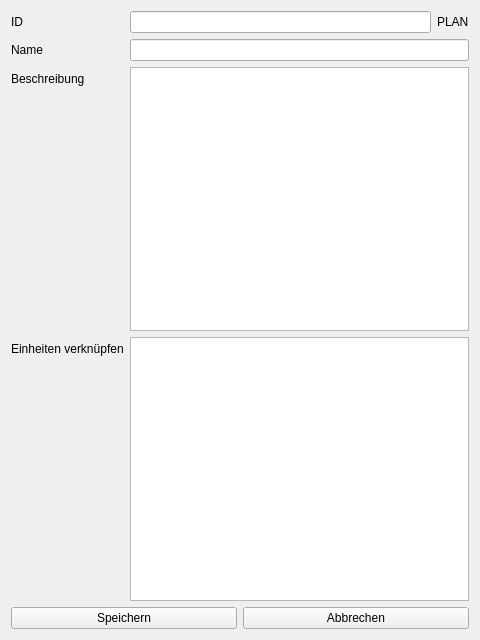
Old version of the form app/view/plan_widget.ui in the repository UltimateCuB3R/DLMCSPSE01_D.
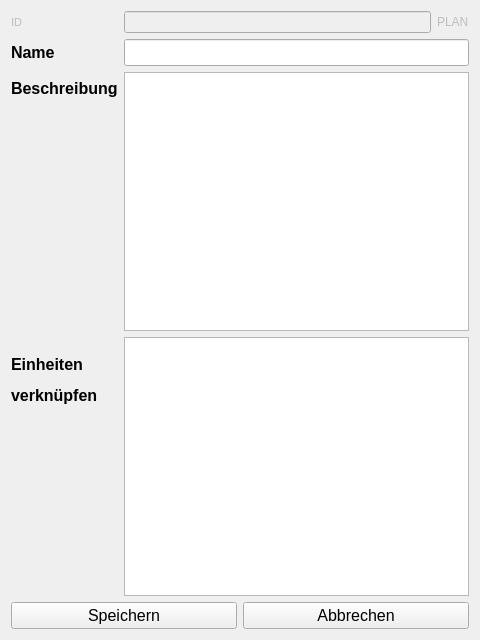
New version of the form.

```diff
--- a/app/view/plan_widget.ui
+++ b/app/view/plan_widget.ui
@@ -18,6 +18,16 @@
     <layout class="QFormLayout" name="formLayout">
      <item row="0" column="0">
       <widget class="QLabel" name="label_id">
+       <property name="enabled">
+        <bool>false</bool>
+       </property>
+       <property name="font">
+        <font>
+         <pointsize>8</pointsize>
+         <weight>50</weight>
+         <bold>false</bold>
+        </font>
+       </property>
        <property name="text">
         <string>ID</string>
        </property>
@@ -27,6 +37,9 @@
       <layout class="QHBoxLayout" name="horizontalLayout_2">
        <item>
         <widget class="QLineEdit" name="lineEdit_id">
+         <property name="enabled">
+          <bool>false</bool>
+         </property>
          <property name="readOnly">
           <bool>true</bool>
          </property>
@@ -34,6 +47,9 @@
        </item>
        <item>
         <widget class="QLabel" name="label_table_name">
+         <property name="enabled">
+          <bool>false</bool>
+         </property>
          <property name="text">
           <string>PLAN</string>
          </property>
@@ -43,6 +59,13 @@
      </item>
      <item row="1" column="0">
       <widget class="QLabel" name="label_name">
+       <property name="font">
+        <font>
+         <pointsize>12</pointsize>
+         <weight>75</weight>
+         <bold>true</bold>
+        </font>
+       </property>
        <property name="text">
         <string>Name</string>
        </property>
@@ -50,6 +73,11 @@
      </item>
      <item row="1" column="1">
       <widget class="QLineEdit" name="lineEdit_name">
+       <property name="font">
+        <font>
+         <pointsize>12</pointsize>
+        </font>
+       </property>
        <property name="text">
         <string extracomment="Name der Übung"/>
        </property>
@@ -57,16 +85,34 @@
      </item>
      <item row="2" column="0">
       <widget class="QLabel" name="label_description">
+       <property name="font">
+        <font>
+         <pointsize>12</pointsize>
+         <weight>75</weight>
+         <bold>true</bold>
+        </font>
+       </property>
        <property name="text">
         <string>Beschreibung</string>
        </property>
       </widget>
      </item>
      <item row="2" column="1">
-      <widget class="QTextEdit" name="textEdit_description"/>
+      <widget class="QTextEdit" name="textEdit_description">
+       <property name="font">
+        <font>
+         <pointsize>12</pointsize>
+        </font>
+       </property>
+      </widget>
      </item>
      <item row="3" column="1">
       <widget class="QTableWidget" name="table_unit">
+       <property name="font">
+        <font>
+         <pointsize>12</pointsize>
+        </font>
+       </property>
        <property name="editTriggers">
         <set>QAbstractItemView::NoEditTriggers</set>
        </property>
@@ -86,8 +132,15 @@
      </item>
      <item row="3" column="0">
       <widget class="QLabel" name="label_link_unit">
+       <property name="font">
+        <font>
+         <pointsize>12</pointsize>
+         <weight>75</weight>
+         <bold>true</bold>
+        </font>
+       </property>
        <property name="text">
-        <string>Einheiten verknüpfen</string>
+        <string>&lt;html&gt;&lt;head/&gt;&lt;body&gt;&lt;p&gt;Einheiten&lt;/p&gt;&lt;p&gt;verknüpfen&lt;/p&gt;&lt;/body&gt;&lt;/html&gt;</string>
        </property>
       </widget>
      </item>
@@ -97,6 +150,11 @@
     <layout class="QHBoxLayout" name="horizontalLayout">
      <item>
       <widget class="QPushButton" name="pushButton_save">
+       <property name="font">
+        <font>
+         <pointsize>12</pointsize>
+        </font>
+       </property>
        <property name="text">
         <string>Speichern</string>
        </property>
@@ -104,6 +162,11 @@
      </item>
      <item>
       <widget class="QPushButton" name="pushButton_cancel">
+       <property name="font">
+        <font>
+         <pointsize>12</pointsize>
+        </font>
+       </property>
        <property name="text">
         <string>Abbrechen</string>
        </property>
```
